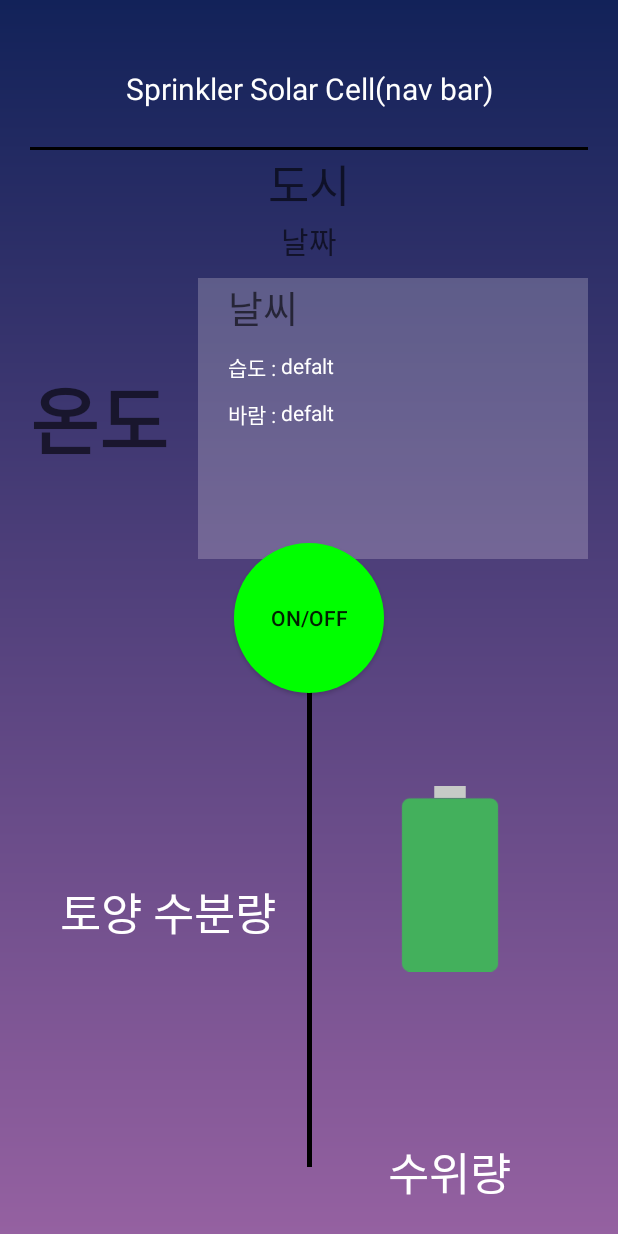
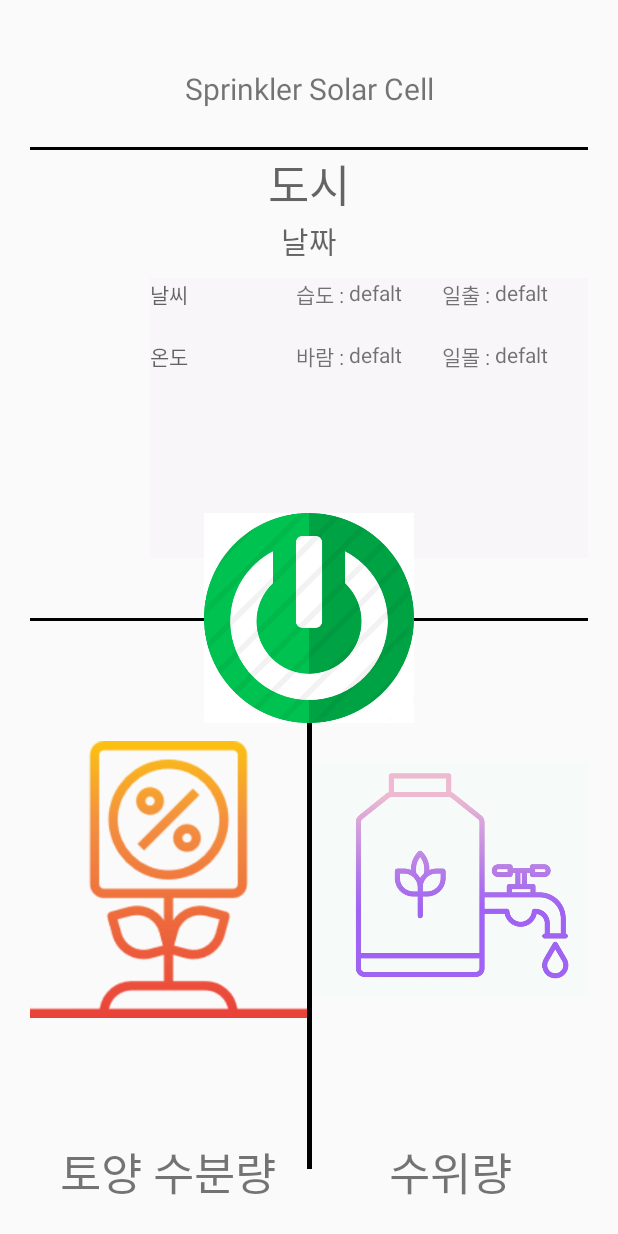
Before and after one commit to tkdwls9277/Sprinkler, an Android app: the screen it shows after launch (MainActivity), on a phone screen of 412 x 824 dp. Run offline under Robolectric (Android 15) with nearby library versions, the phone set to English and light mode, and no system bars; our stand-ins replace Volley; network calls fail.

Commit message:
ui complete

```diff
--- a/app/build.gradle
+++ b/app/build.gradle
@@ -9,6 +9,7 @@ android {
         versionCode 1
         versionName "1.0"
         testInstrumentationRunner "android.support.test.runner.AndroidJUnitRunner"
+        manifestPlaceholders = [:]
     }
     buildTypes {
         release {
@@ -19,7 +20,6 @@ android {
 }
 
 dependencies {
-    implementation fileTree(dir: 'libs', include: ['*.jar'])
     implementation 'com.android.support:appcompat-v7:28.0.0'
     implementation 'com.android.support.constraint:constraint-layout:1.1.3'
     testImplementation 'junit:junit:4.12'
--- a/app/src/main/AndroidManifest.xml
+++ b/app/src/main/AndroidManifest.xml
@@ -18,7 +18,7 @@
 
                 <category android:name="android.intent.category.LAUNCHER" />
             </intent-filter>
-        </activity>>
+        </activity>
     </application>
     <uses-permission android:name="android.permission.INTERNET" />
     <uses-permission android:name="android.permission.ACCESS_NETWORK_STATE" />
--- a/app/src/main/java/com/example/arduino/MainActivity.java
+++ b/app/src/main/java/com/example/arduino/MainActivity.java
@@ -3,6 +3,7 @@ package com.example.arduino;
 import android.Manifest;
 import android.content.Intent;
 import android.content.pm.PackageManager;
+import android.graphics.Bitmap;
 import android.graphics.Color;
 import android.os.AsyncTask;
 import android.os.Build;
@@ -10,7 +11,7 @@ import android.os.Bundle;
 import android.support.v7.app.AppCompatActivity;
 import android.util.Log;
 import android.view.View;
-import android.widget.Button;
+import android.widget.ImageButton;
 import android.widget.TextView;
 
 import com.android.volley.Request;
@@ -32,6 +33,7 @@ import java.net.Socket;
 import java.net.UnknownHostException;
 import java.text.SimpleDateFormat;
 import java.util.Date;
+import java.util.Locale;
 
 public class MainActivity extends AppCompatActivity {
 
@@ -43,12 +45,12 @@ public class MainActivity extends AppCompatActivity {
     private boolean isAccessCoarseLocation = false;
     private boolean isPermission = false;
 
-    TextView temp,city,date,weather,humidity,wind;
+    TextView temp,city,date,weather,humidity,wind,sunset,sunrise;
 
     private TextView tvSolar; // 레이아웃 전환 테스트용
     private TextView tvWater; // 레이아웃 전환 테스트용
 
-    private Button switchBtn; // 온오프 버튼 테스트용
+    private ImageButton switchBtn; // 온오프 버튼 테스트용
 
     private Socket socket;
 
@@ -62,6 +64,8 @@ public class MainActivity extends AppCompatActivity {
         weather = (TextView) findViewById(R.id.weather);
         humidity = (TextView) findViewById(R.id.humidity);
         wind = (TextView) findViewById(R.id.wind);
+        sunrise=(TextView)findViewById(R.id.sunrise);
+        sunset=(TextView)findViewById(R.id.sunset);
 
         gps = new GpsInfo(MainActivity.this);
         MyAsyncTask myAsyncTask = new MyAsyncTask();
@@ -116,7 +120,7 @@ public class MainActivity extends AppCompatActivity {
                 });
                 senderThread.start();
                 switchBtn.setBackgroundColor(Color.RED);
-                switchBtn.setBackgroundResource(R.drawable.button_red);
+                switchBtn.setBackgroundResource(R.drawable.rb);
             }
         });
     }
@@ -152,22 +156,31 @@ public class MainActivity extends AppCompatActivity {
                     String mdes = object.getString("description");
                     String mcity = response.getString("name");
 
+                    String iconimage=object.getString("icon");
+                    String iconurl="http://openweathermap.org/img/w/" + iconimage + ".png";
+                    Bitmap bitmap=null;
+
+
                     city.setText(mcity);
                     WeatherHangeul weatherHangeul = new WeatherHangeul(mdes);
                     mdes=weatherHangeul.getWeather();
                     weather.setText(mdes);
-                    humidity.setText(mhumi);
-                    wind.setText(wind_speed);
+                    humidity.setText(mhumi+"%");
+                    wind.setText(wind_speed+"m/s");
 
-                    SimpleDateFormat form=new SimpleDateFormat("yyyy년 MM월 dd일");
+                    JSONObject sys=response.getJSONObject("sys");
+                    Long sunr =sys.getLong("sunrise");
+                    Long suns =sys.getLong("sunset");
+                    sunrise.setText(new SimpleDateFormat("hh:mm a", Locale.ENGLISH).format(new Date(sunr*1000)));
+                    sunset.setText(new SimpleDateFormat("hh:mm a", Locale.ENGLISH).format(new Date(suns*1000)));
+
+                    SimpleDateFormat form=new SimpleDateFormat("yyyy년 MM월 dd일 HH시");
                     Date day0date=new Date();
                     String sdf=form.format(day0date);
                     date.setText(sdf);
 
                     double temp_int = Double.parseDouble(mtemp);
-                    double centi = (temp_int-32)/1.8000;
-                    centi=Math.round(centi);
-                    int i=(int)centi;
+                    int i=(int)temp_int;
                     temp.setText(i+"°C");
 
                 }catch (JSONException e){
--- a/app/src/main/res/drawable/button_green.xml
+++ b/app/src/main/res/drawable/button_green.xml
@@ -1,10 +1,6 @@
 <?xml version="1.0" encoding="utf-8"?>
 <selector xmlns:android="http://schemas.android.com/apk/res/android">
-    <item>
-        <shape android:shape="rectangle">
-            <corners android:radius="100dp"/>
-            <solid android:color="#00FF00"/>
-        </shape>
+    <item android:drawable="@drawable/gb">
     </item>
 
 </selector>
--- a/app/src/main/res/drawable/button_red.xml
+++ b/app/src/main/res/drawable/button_red.xml
@@ -1,10 +1,6 @@
 <?xml version="1.0" encoding="utf-8"?>
 <selector xmlns:android="http://schemas.android.com/apk/res/android">
-    <item>
-        <shape android:shape="rectangle">
-            <corners android:radius="100dp"/>
-            <solid android:color="#FF0000"/>
-        </shape>
+    <item android:drawable="@drawable/rb">
     </item>
 
 </selector>
--- a/app/src/main/res/layout/activity_main.xml
+++ b/app/src/main/res/layout/activity_main.xml
@@ -4,7 +4,6 @@
     xmlns:tools="http://schemas.android.com/tools"
     android:layout_width="match_parent"
     android:layout_height="match_parent"
-    android:background="@drawable/bg_gradient"
     android:orientation="vertical"
     android:padding="20dp"
     tools:context=".MainActivity">
@@ -26,165 +25,240 @@
                 android:layout_width="match_parent"
                 android:layout_height="match_parent"
                 android:gravity="center"
-                android:text="Sprinkler Solar Cell(nav bar)"
-                android:textSize="20dp"
-                android:textColor="#ffffff"/>
+                android:text="Sprinkler Solar Cell"
+                android:textSize="20dp" />
         </LinearLayout>
+
         <View
             android:layout_width="match_parent"
             android:layout_height="2dp"
             android:background="#000000" />
+
         <LinearLayout
-            android:layout_width="wrap_content"
+            android:layout_width="match_parent"
             android:layout_height="0dp"
             android:layout_weight="4"
             android:orientation="vertical">
+
             <TextView
                 android:id="@+id/city"
                 android:layout_width="match_parent"
                 android:layout_height="wrap_content"
+                android:gravity="center"
                 android:hint="도시"
-                android:textSize="30dp"
-                android:textColor="#ffffff"
-                android:gravity="center"/>
+                android:textSize="30dp" />//도시
+
             <TextView
                 android:id="@+id/date"
                 android:layout_width="match_parent"
                 android:layout_height="wrap_content"
+                android:gravity="center"
                 android:hint="날짜"
-                android:textSize="20dp"
-                android:textColor="#ffffff"
-                android:gravity="center"/>
+                android:textSize="20dp" />//날짜
+
             <LinearLayout
                 android:layout_width="match_parent"
                 android:layout_height="match_parent"
                 android:orientation="horizontal"
                 android:paddingTop="10dp">
-                <TextView
-                    android:id="@+id/temp"
-                    android:layout_width="wrap_content"
-                    android:layout_height="match_parent"
-                    android:hint="온도"
-                    android:textSize="50dp"
-                    android:gravity="center"
-                    android:textStyle="bold"
-                    android:paddingRight="20dp"
-                    android:textColor="#ffffff"
-                    android:layout_marginBottom="40dp"/>
+
+                <ImageView
+                    android:id="@+id/icon"
+                    android:layout_width="80dp"
+                    android:layout_height="80dp"
+                    android:layout_marginBottom="40dp"
+                    android:gravity="center" />
+
                 <LinearLayout
                     android:layout_width="match_parent"
                     android:layout_height="match_parent"
-                    android:orientation="vertical"
-                    android:paddingLeft="20dp"
+                    android:layout_marginBottom="40dp"
                     android:background="#3CF1EBF1"
-                    android:layout_marginBottom="40dp">
+                    android:orientation="vertical">
+
+                    <LinearLayout
+                        android:layout_width="match_parent"
+                        android:layout_height="wrap_content"
+                        android:layout_marginBottom="10dp"
+                        android:orientation="horizontal">
+
+                        <LinearLayout
+                            android:layout_width="match_parent"
+                            android:layout_height="match_parent"
+                            android:layout_weight="1">
+
                             <TextView
                                 android:id="@+id/weather"
                                 android:layout_width="match_parent"
                                 android:layout_height="wrap_content"
-                        android:hint="날씨"
-                        android:textSize="25dp"
                                 android:layout_marginBottom="10dp"
-                        android:textColor="#ffffff"/>
+                                android:hint="날씨" />
+                        </LinearLayout>
+
+                        <LinearLayout
+                            android:layout_width="match_parent"
+                            android:layout_height="match_parent"
+                            android:layout_weight="1">
+
+                            <TextView
+                                android:layout_width="wrap_content"
+                                android:layout_height="match_parent"
+                                android:text="습도 : " />
+
+                            <TextView
+                                android:id="@+id/humidity"
+                                android:layout_width="wrap_content"
+                                android:layout_height="match_parent"
+                                android:text="defalt" />
+                        </LinearLayout>
+
+                        <LinearLayout
+                            android:layout_width="match_parent"
+                            android:layout_height="match_parent"
+                            android:layout_weight="1">
+
+                            <TextView
+                                android:layout_width="wrap_content"
+                                android:layout_height="match_parent"
+                                android:text="일출 : " />
+
+                            <TextView
+                                android:id="@+id/sunrise"
+                                android:layout_width="wrap_content"
+                                android:layout_height="match_parent"
+                                android:text="defalt" />
+                        </LinearLayout>
+                    </LinearLayout>
+
                     <LinearLayout
                         android:layout_width="match_parent"
                         android:layout_height="wrap_content"
-                        android:orientation="horizontal"
-                        android:layout_marginBottom="10dp">
+                        android:layout_marginBottom="30dp"
+                        android:orientation="horizontal">
+
+                        <LinearLayout
+                            android:layout_width="match_parent"
+                            android:layout_height="match_parent"
+                            android:layout_weight="1">
+
+                            <TextView
+                                android:id="@+id/temp"
+                                android:layout_width="match_parent"
+                                android:layout_height="wrap_content"
+                                android:layout_marginBottom="10dp"
+                                android:hint="온도" />
+                        </LinearLayout>
+
+                        <LinearLayout
+                            android:layout_width="match_parent"
+                            android:layout_height="match_parent"
+                            android:layout_weight="1">
+
                             <TextView
                                 android:layout_width="wrap_content"
                                 android:layout_height="match_parent"
-                            android:text="습도 : "
-                            android:textColor="#ffffff"/>
+                                android:text="바람 : " />
+
+                            <TextView
+                                android:id="@+id/wind"
+                                android:layout_width="wrap_content"
+                                android:layout_height="match_parent"
+                                android:text="defalt" />
+                        </LinearLayout>
+
+                        <LinearLayout
+                            android:layout_width="match_parent"
+                            android:layout_height="match_parent"
+                            android:layout_weight="1">
+
                             <TextView
                                 android:layout_width="wrap_content"
                                 android:layout_height="match_parent"
-                            android:id="@+id/humidity"
-                            android:text="defalt"
-                            android:textColor="#ffffff"/>
-                    </LinearLayout>
-                    <LinearLayout
-                        android:layout_width="match_parent"
-                        android:layout_height="wrap_content"
-                        android:orientation="horizontal"
-                        android:layout_marginBottom="30dp">
+                                android:text="일몰 : " />
+
                             <TextView
+                                android:id="@+id/sunset"
                                 android:layout_width="wrap_content"
                                 android:layout_height="match_parent"
-                            android:text="바람 : "
-                            android:textColor="#ffffff"/>
-                        <TextView
-                            android:layout_width="wrap_content"
-                            android:layout_height="match_parent"
-                            android:id="@+id/wind"
-                            android:text="defalt"
-                            android:textColor="#ffffff"/>
+                                android:text="defalt" />
                         </LinearLayout>
                     </LinearLayout>
                 </LinearLayout>
+            </LinearLayout>
+        </LinearLayout>
+
         <View
             android:layout_width="match_parent"
             android:layout_height="2dp"
             android:background="#000000" />
-        </LinearLayout>
+
         <LinearLayout
             android:layout_width="match_parent"
             android:layout_height="0dp"
             android:layout_weight="5"
             android:orientation="horizontal">
-            <LinearLayout
-                android:layout_width="match_parent"
-                android:layout_height="match_parent"
-                android:layout_weight="49.5">
-                <TextView
-                    android:id="@+id/textView1"
-                    android:layout_width="match_parent"
-                    android:layout_height="match_parent"
-                    android:layout_weight="1"
-                    android:gravity="center"
-                    android:text="토양 수분량"
-                    android:textSize="30dp"
-                    android:textColor="#ffffff"
-                    android:onClick="onClickView"/>
 
-            </LinearLayout>
-            <View
-                android:layout_width="3dp"
-                android:layout_height="365dp"
-                android:background="#000000" />
             <LinearLayout
                 android:layout_width="match_parent"
                 android:layout_height="match_parent"
                 android:layout_weight="49.5"
                 android:orientation="vertical">
+
                 <ImageView
                     android:layout_width="match_parent"
                     android:layout_height="match_parent"
                     android:layout_weight="1"
                     android:gravity="center"
-                    android:src="@drawable/image"
-                    android:layout_margin="30dp"/>
+                    android:src="@drawable/earth" />
+
+                <TextView
+                    android:id="@+id/textView1"
+                    android:layout_width="match_parent"
+                    android:layout_height="wrap_content"
+                    android:gravity="center"
+                    android:onClick="onClickView"
+                    android:text="토양 수분량"
+                    android:textSize="30dp" />
+
+            </LinearLayout>
+
+            <View
+                android:layout_width="3dp"
+                android:layout_height="365dp"
+                android:background="#000000" />
+
+            <LinearLayout
+                android:layout_width="match_parent"
+                android:layout_height="match_parent"
+                android:layout_weight="49.5"
+                android:orientation="vertical">
+
+                <ImageView
+                    android:layout_width="match_parent"
+                    android:layout_height="match_parent"
+                    android:layout_weight="1"
+                    android:gravity="center"
+                    android:src="@drawable/waterer" />
+
                 <TextView
                     android:id="@+id/textView2"
-                    android:layout_width="wrap_content"
+                    android:layout_width="match_parent"
                     android:layout_height="wrap_content"
+                    android:gravity="center"
+                    android:onClick="onClickView"
                     android:text="수위량"
-                    android:textSize="30dp"
-                    android:layout_gravity="center"
-                    android:textColor="#ffffff"
-                    android:onClick="onClickView"/>
+                    android:textSize="30dp" />
             </LinearLayout>
         </LinearLayout>
     </LinearLayout>
 
-    <Button
+    <ImageButton
         android:id="@+id/switchBtn"
-        android:layout_width="100dp"
-        android:layout_height="100dp"
+        android:layout_width="140dp"
+        android:layout_height="140dp"
         android:layout_centerInParent="true"
         android:layout_marginEnd="155dp"
         android:background="@drawable/button_green"
         android:elevation="0dp"
-        android:text="ON/OFF"
         app:layout_constraintEnd_toStartOf="@+id/linearLayout" />
 </RelativeLayout>
--- a/app/src/main/res/layout/activity_weather.xml
+++ b/app/src/main/res/layout/activity_weather.xml
@@ -1,6 +1,5 @@
 <?xml version="1.0" encoding="utf-8"?>
 <LinearLayout xmlns:android="http://schemas.android.com/apk/res/android"
-    xmlns:app="http://schemas.android.com/apk/res-auto"
     xmlns:tools="http://schemas.android.com/tools"
     android:layout_width="match_parent"
     android:layout_height="match_parent"
```
Also changed, not shown: app/src/main/res/drawable/earth.png (added), app/src/main/res/drawable/gb.png (added), app/src/main/res/drawable/image.png (deleted), app/src/main/res/drawable/navigation.png (added), app/src/main/res/drawable/rb.png (added), app/src/main/res/drawable/waterer.jpg (added), 2 other files. Lines whose indentation alone changed are shown as unchanged.
